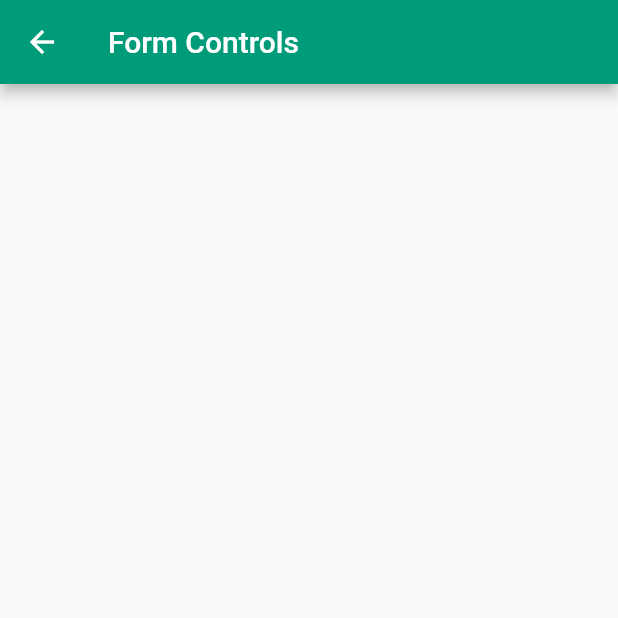
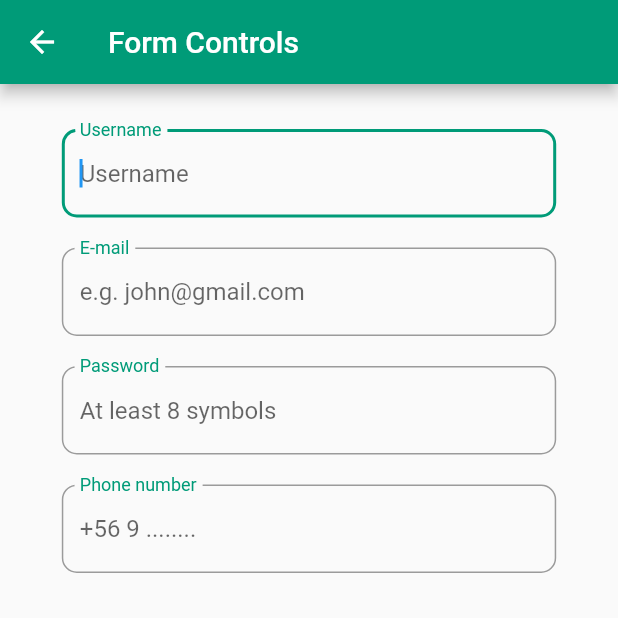
Before and after one commit to productionrepos/mobile-base, a Flutter app: the screen it shows after launch, after a tap on "Form Controls", on a phone screen of 412 x 824 dp, the top half of it. Run offline on Flutter 3.47's test engine with Material 2 defaults, Android fonts, the light colour scheme and no system bars.

Commit message:
primera parte forms

```diff
--- a/lib/components/forms_widget.dart
+++ b/lib/components/forms_widget.dart
@@ -5,6 +5,64 @@ class FormsWidget extends StatelessWidget {
 
   @override
   Widget build(BuildContext context) {
-    return Container();
+    Size size = MediaQuery.of(context).size;
+    return ListView(
+      padding: EdgeInsets.all(20),
+      children: [
+        Container(
+          child: Column(
+            children: [
+              getInputText('Username', 'Username', (value) => null, size),
+              getInputText(
+                  'e.g. john@gmail.com', 'E-mail', (value) => "", size),
+              getInputText('At least 8 symbols', 'Password', (value) {
+                if (value!.trim().isEmpty) {
+                  return 'Password is required';
+                }
+              }, size),
+              getInputText('+56 9 ........', 'Phone number', (value) {
+                if (value!.trim().isEmpty) {
+                  return 'Phone number is required';
+                }
+              }, size)
+            ],
+          ),
+        ),
+        SizedBox(
+          height: 20,
+        ),
+        Container(
+          child: Column(),
+        )
+      ],
+    );
+  }
+
+  Widget getInputText(String hint, String label,
+      String? Function(String?) validator, Size size) {
+    return Container(
+      margin: EdgeInsets.all(10),
+      width: size.width * .8,
+      child: TextFormField(
+        validator: validator,
+        keyboardType: TextInputType.phone,
+        decoration: InputDecoration(
+            border: OutlineInputBorder(
+                borderSide: BorderSide(color: Color(0xFF009B78), width: 2),
+                borderRadius: BorderRadius.circular(10)),
+            focusedBorder: OutlineInputBorder(
+                borderSide: BorderSide(color: Color(0xFF009B78), width: 2),
+                borderRadius: BorderRadius.circular(10)),
+            labelText: label,
+            alignLabelWithHint: true,
+            hintText: hint,
+            labelStyle: TextStyle(color: Color(0xFF009B78)),
+            floatingLabelBehavior: FloatingLabelBehavior.always),
+        autofocus: true,
+        obscureText: true,
+        enableSuggestions: false,
+        autocorrect: false,
+      ),
+    );
   }
 }
```
